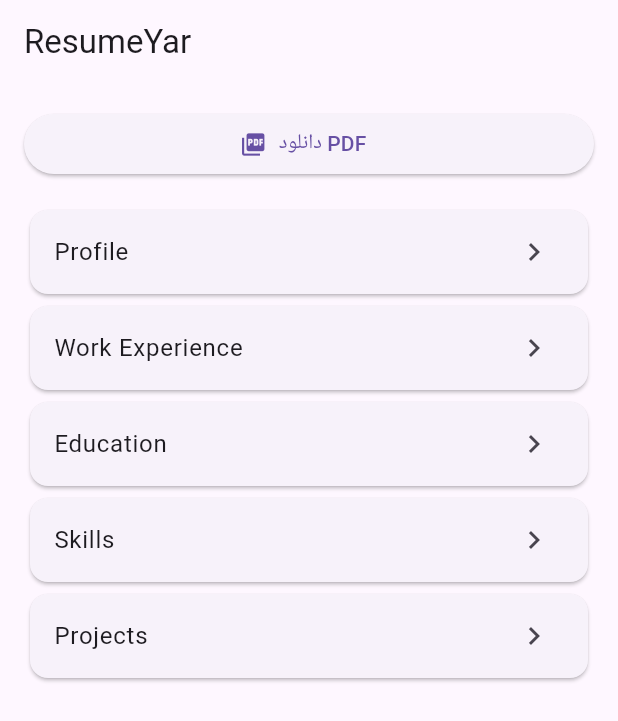
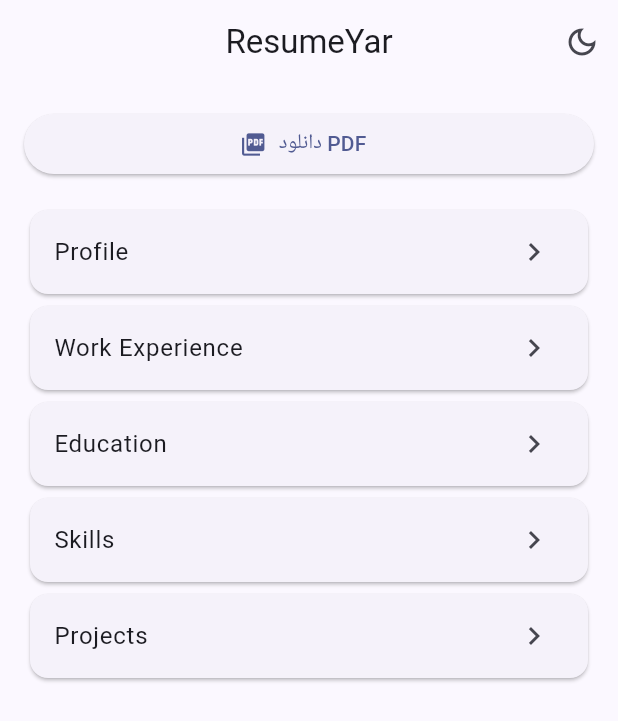
Before and after one commit to Bugimz/resumeyar, a Flutter app: the screen it shows after launch, on a phone screen of 412 x 824 dp. Shown: the top 721 px of the screen. Run offline on Flutter 3.47's test engine with Material 3 defaults, Android fonts, the phone set to English and light mode, and no system bars; our stand-ins replace get, printing, shared_preferences, sqflite; accounts and stored records are empty.

Commit message:
Add theme controller with persisted preferences

```diff
--- a/lib/app/modules/home/home_view.dart
+++ b/lib/app/modules/home/home_view.dart
@@ -3,6 +3,7 @@ import 'package:get/get.dart';
 
 import '../../routes/app_pages.dart';
 import '../../services/pdf_service.dart';
+import '../../theme/theme_controller.dart';
 import '../../data/repositories/education_repository.dart';
 import '../../data/repositories/project_repository.dart';
 import '../../data/repositories/resume_profile_repository.dart';
@@ -20,6 +21,8 @@ class HomeView extends StatelessWidget {
     projectRepository: ProjectRepository(),
   );
 
+  final ThemeController _themeController = Get.find<ThemeController>();
+
   Future<void> _downloadPdf() async {
     try {
       await _pdfService.shareResumePdf();
@@ -34,6 +37,18 @@ class HomeView extends StatelessWidget {
     return Scaffold(
       appBar: AppBar(
         title: const Text('ResumeYar'),
+        actions: [
+          Obx(
+            () => IconButton(
+              icon: Icon(
+                _themeController.isDarkMode
+                    ? Icons.light_mode_outlined
+                    : Icons.dark_mode_outlined,
+              ),
+              onPressed: _themeController.toggleTheme,
+            ),
+          ),
+        ],
       ),
       body: ListView(
         padding: const EdgeInsets.all(16),
--- /dev/null
+++ b/lib/app/theme/dark_theme.dart
@@ -0,0 +1,7 @@
+import 'package:flutter/material.dart';
+
+final ThemeData darkTheme = ThemeData(
+  brightness: Brightness.dark,
+  colorScheme: ColorScheme.fromSeed(seedColor: Colors.indigo, brightness: Brightness.dark),
+  appBarTheme: const AppBarTheme(centerTitle: true),
+);
--- /dev/null
+++ b/lib/app/theme/light_theme.dart
@@ -0,0 +1,7 @@
+import 'package:flutter/material.dart';
+
+final ThemeData lightTheme = ThemeData(
+  brightness: Brightness.light,
+  colorScheme: ColorScheme.fromSeed(seedColor: Colors.indigo),
+  appBarTheme: const AppBarTheme(centerTitle: true),
+);
--- /dev/null
+++ b/lib/app/theme/theme_controller.dart
@@ -0,0 +1,25 @@
+import 'package:flutter/material.dart';
+import 'package:get/get.dart';
+import 'package:shared_preferences/shared_preferences.dart';
+
+class ThemeController extends GetxController {
+  static const _prefKey = 'isDarkMode';
+
+  final _isDarkMode = false.obs;
+
+  bool get isDarkMode => _isDarkMode.value;
+
+  ThemeMode get themeMode => isDarkMode ? ThemeMode.dark : ThemeMode.light;
+
+  Future<void> loadTheme() async {
+    final prefs = await SharedPreferences.getInstance();
+    _isDarkMode.value = prefs.getBool(_prefKey) ?? false;
+  }
+
+  Future<void> toggleTheme() async {
+    _isDarkMode.value = !_isDarkMode.value;
+    final prefs = await SharedPreferences.getInstance();
+    await prefs.setBool(_prefKey, _isDarkMode.value);
+    Get.changeThemeMode(themeMode);
+  }
+}
--- a/lib/main.dart
+++ b/lib/main.dart
@@ -2,20 +2,35 @@ import 'package:flutter/material.dart';
 import 'package:get/get.dart';
 
 import 'app/routes/app_pages.dart';
+import 'app/theme/dark_theme.dart';
+import 'app/theme/light_theme.dart';
+import 'app/theme/theme_controller.dart';
 
-void main() {
-  runApp(const MyApp());
+Future<void> main() async {
+  WidgetsFlutterBinding.ensureInitialized();
+
+  final ThemeController themeController = Get.put(ThemeController());
+  await themeController.loadTheme();
+
+  runApp(MyApp(themeController: themeController));
 }
 
 class MyApp extends StatelessWidget {
-  const MyApp({super.key});
+  const MyApp({super.key, required this.themeController});
+
+  final ThemeController themeController;
 
   @override
   Widget build(BuildContext context) {
-    return GetMaterialApp(
-      title: 'ResumeYar',
-      initialRoute: AppPages.initial,
-      getPages: AppPages.routes,
+    return Obx(
+      () => GetMaterialApp(
+        title: 'ResumeYar',
+        theme: lightTheme,
+        darkTheme: darkTheme,
+        themeMode: themeController.themeMode,
+        initialRoute: AppPages.initial,
+        getPages: AppPages.routes,
+      ),
     );
   }
 }
--- a/pubspec.yaml
+++ b/pubspec.yaml
@@ -16,6 +16,7 @@ dependencies:
   path_provider: ^2.1.3
   pdf: ^3.11.0
   printing: ^5.12.0
+  shared_preferences: ^2.2.3
 
 dev_dependencies:
   flutter_test:
```
